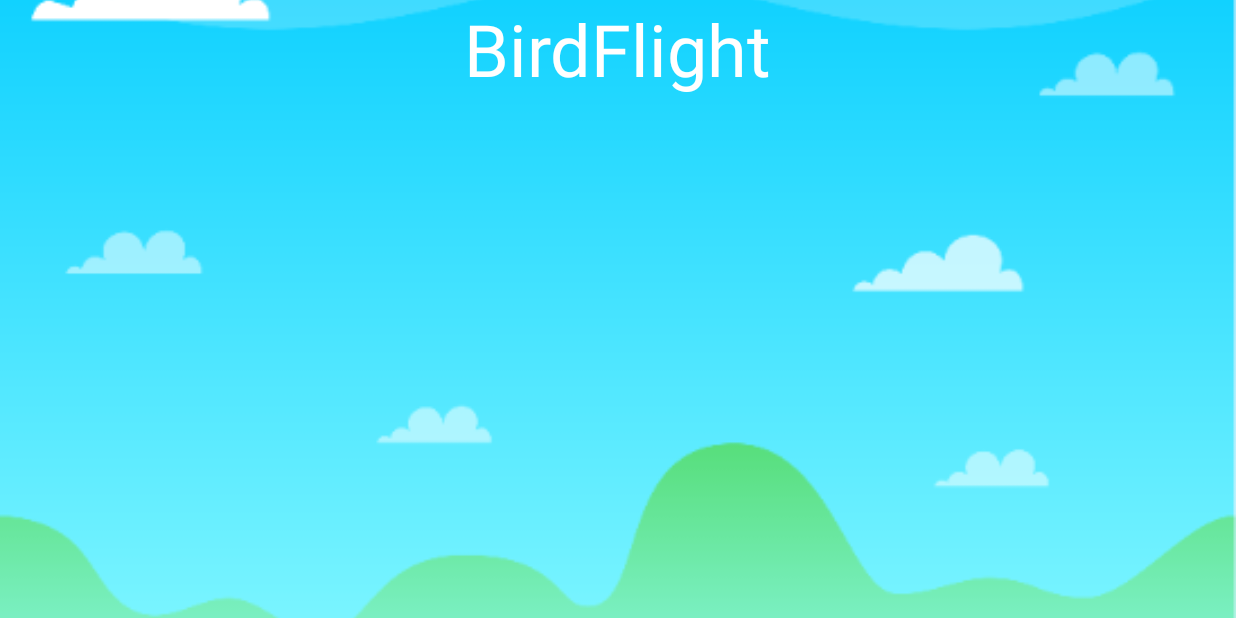
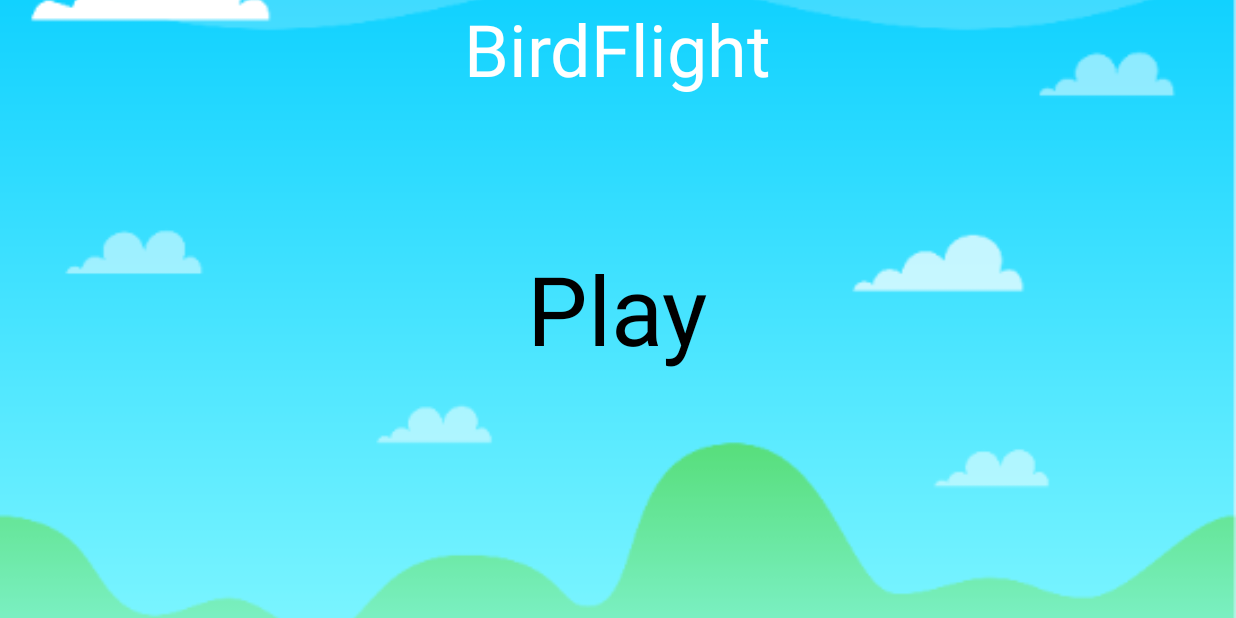
Before and after one commit to minsung6747/AndroidSmartPhoneGame, an Android app: the screen it shows after launch (MainActivity), on a phone screen of 824 x 412 dp (held sideways). Run offline under Robolectric (Android 15) with nearby library versions, the phone set to English and light mode, and no system bars.

Commit message:
added Play TextView

```diff
--- a/app/src/main/res/layout/activity_main.xml
+++ b/app/src/main/res/layout/activity_main.xml
@@ -19,6 +19,14 @@
      android:text="BirdFlight"
      android:textColor="#ffffff"
      android:layout_centerHorizontal="true"/>
+ <TextView
+     android:layout_width="wrap_content"
+     android:layout_height="wrap_content"
+     android:text="Play"
+     android:textSize="64sp"
+     android:layout_centerInParent="true"
+     android:textColor="#000000"
+     android:id="@+id/play"/>
 
 
 
```
